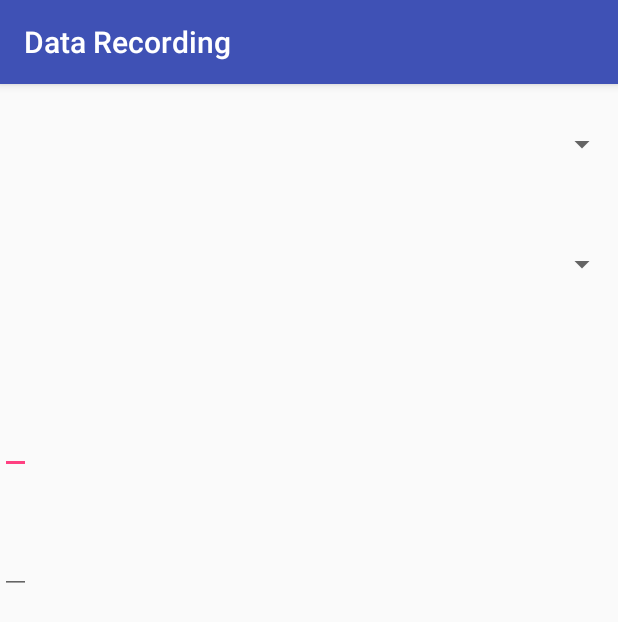
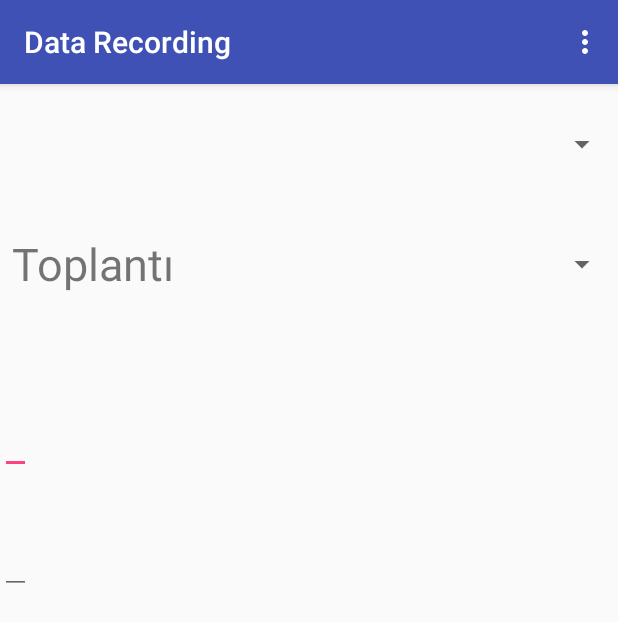
Before and after one commit to BegumYazici/learning-DataRecording, an Android app: the screen it shows after launch (MainActivity), on a phone screen of 412 x 824 dp. Shown: the top 622 px of the screen. Run offline under Robolectric (Android 15) with nearby library versions, the phone set to English and light mode, and no system bars.

```diff
--- a/app/DataRecording/app/src/main/AndroidManifest.xml
+++ b/app/DataRecording/app/src/main/AndroidManifest.xml
@@ -8,7 +8,7 @@
         android:label="@string/app_name"
         android:supportsRtl="true"
         android:theme="@style/AppTheme">
-        <activity android:name=".MainActivity">
+        <activity android:name=".DAL.MainActivity">
             <intent-filter>
                 <action android:name="android.intent.action.MAIN" />
 
--- /dev/null
+++ b/app/DataRecording/app/src/main/java/datarecording/begi/com/datarecording/DAL/MainActivity.java
@@ -0,0 +1,227 @@
+package datarecording.begi.com.datarecording.DAL;
+
+import android.support.v7.app.AppCompatActivity;
+import android.os.Bundle;
+import android.util.Log;
+import android.view.Menu;
+import android.view.MenuItem;
+import android.view.View;
+import android.widget.AdapterView;
+import android.widget.Button;
+import android.widget.EditText;
+import android.widget.LinearLayout;
+import android.widget.Spinner;
+import android.widget.TextView;
+
+import datarecording.begi.com.datarecording.DAL.Entities.EntityBase;
+import datarecording.begi.com.datarecording.DAL.Entities.HatirlatmaEntity;
+import datarecording.begi.com.datarecording.DAL.Entities.KategoriEntity;
+import datarecording.begi.com.datarecording.DAL.PL.HatirlatmaAdapter;
+import datarecording.begi.com.datarecording.DAL.PL.KategoriAdapter;
+import datarecording.begi.com.datarecording.DAL.Repositories.IRepository;
+import datarecording.begi.com.datarecording.DAL.Repositories.RepositoryContainer;
+import datarecording.begi.com.datarecording.DAL.Repositories.RepositoryNames;
+import datarecording.begi.com.datarecording.R;
+
+public class MainActivity extends AppCompatActivity {
+
+    private LinearLayout pnlMain;
+    private Spinner spnCategory, spnID;
+    private EditText txtText, txtDate;
+
+    private RepositoryContainer repositoryContainer;
+    private IRepository repository;
+    private boolean ins_upd_flg = false;
+    private int cat_id = 0, sel_id = 0;
+
+    private void init()
+    {
+        repositoryContainer = RepositoryContainer.create(this);
+
+        pnlMain = (LinearLayout) findViewById(R.id.pnlMain);
+        spnCategory = (Spinner) findViewById(R.id.spnCategory);
+        spnID = (Spinner) findViewById(R.id.spnID);
+        txtText = (EditText) findViewById(R.id.txtText);
+        txtDate = (EditText) findViewById(R.id.txtDate);
+    }
+
+    // Kategorilerin alınması
+    private void BuildCategories()
+    {
+        repository = repositoryContainer.getRepository(RepositoryNames.CATEGORY);
+        if (repository.getCount()== 0) {
+            repository.Add(new KategoriEntity(0, "Toplantı"));
+            repository.Add(new KategoriEntity(0, "Eğitim"));
+            repository.Add(new KategoriEntity(0, "Ders"));
+            repository.Add(new KategoriEntity(0, "Özel Gün"));
+        }
+    }
+
+    // Kategorilerin spinner'a bind edilmesi
+    public void BindToCategorySpinner()
+    {
+        repository = repositoryContainer.getRepository(RepositoryNames.CATEGORY);
+        KategoriAdapter adp = new KategoriAdapter(this, repository.getResult());
+        spnCategory.setAdapter(adp);
+    }
+
+    // Hatırlatmaların spinner'a bind edilmesi
+    public void BindToHatirlatmaSpinner()
+    {
+        repository = repositoryContainer.getRepository(RepositoryNames.TODO);
+        HatirlatmaAdapter adp = new HatirlatmaAdapter(this, repository.getResult());
+        spnID.setAdapter(adp);
+    }
+
+    // Hatırlatma seçimi
+    private void spnID_Selection()
+    {
+        spnID.setOnItemSelectedListener(new AdapterView.OnItemSelectedListener()
+                                        {
+                                            @Override
+                                            public void onItemSelected(AdapterView<?> parent, View view,
+                                                                       int position, long id)
+                                            {
+                                                TextView tID = (TextView) view;
+                                                sel_id = Integer.parseInt(tID.getText().toString());
+                                                repository = repositoryContainer.getRepository(RepositoryNames.TODO);
+                                                DisplayEntity(repository.getRecord(sel_id));
+                                                ins_upd_flg = false;
+
+                                            }
+
+                                            @Override
+                                            public void onNothingSelected(AdapterView<?> parent)
+                                            {
+
+                                            }
+                                        }
+
+
+        );
+    }
+
+    // Kategori seçimi
+    private void spnCategory_Selection()
+    {
+        spnCategory.setOnItemSelectedListener(new AdapterView.OnItemSelectedListener()
+                                              {
+                                                  @Override
+                                                  public void onItemSelected(AdapterView<?> parent, View view,
+                                                                             int position, long id)
+                                                  {
+                                                      LinearLayout p = (LinearLayout) view;
+                                                      TextView tID = (TextView) p.getChildAt(0);
+                                                      cat_id = Integer.parseInt(tID.getText().toString());
+
+                                                  }
+
+                                                  @Override
+                                                  public void onNothingSelected(AdapterView<?> parent)
+                                                  {
+
+                                                  }
+                                              }
+
+
+        );
+    }
+
+    private void registerHandlers()
+    {
+        spnID_Selection();
+        spnCategory_Selection();
+    }
+
+    // HatırlatmaEntity nesnesinin ekranda gösterimi
+    private void DisplayEntity(EntityBase e)
+    {
+        HatirlatmaEntity he = (HatirlatmaEntity) e;
+
+        txtDate.setText(he.getTarih());
+        txtText.setText(he.getMetin());
+
+        // Hatırlatmaya ait kategorinin spinner'da seçili hale getirilmesi
+        for (int i = 0; i <= spnCategory.getCount() - 1; ++i) {
+            KategoriEntity itm = (KategoriEntity) spnCategory.getItemAtPosition(i);
+
+            if (he.getKategori() == itm.getID()) {
+                spnCategory.setSelection(i);
+                break;
+            }
+        }
+    }
+
+    // Ekrandaki alanlardan bir HatirlatmaEntity elde edilmesi
+    private EntityBase GetEntityFromScreen(int id)
+    {
+        HatirlatmaEntity he = new HatirlatmaEntity(id,
+                txtText.getText().toString(),
+                cat_id,
+                txtDate.getText().toString());
+        return he;
+    }
+
+
+    @Override
+    protected void onCreate(Bundle savedInstanceState)
+    {
+        super.onCreate(savedInstanceState);
+        setContentView(R.layout.activity_main);
+
+        try {
+            init();
+            BuildCategories();
+            BindToCategorySpinner();
+            BindToHatirlatmaSpinner();
+            registerHandlers();
+        }
+        catch (Exception exc)
+        {
+            Log.e("Activity:onCreate", exc.getMessage());
+        }
+    }
+
+    // Silme işlemi
+    public void mnuDelete_Click(MenuItem m)
+    {
+        if (!ins_upd_flg) {
+            repository.Delete(sel_id);
+            BindToHatirlatmaSpinner();
+        }
+    }
+
+    // ins_upd_flg'nin değerine göre insert | update işlemi
+    public void mnuSave_Click(MenuItem m)
+    {
+        repository = repositoryContainer.getRepository(RepositoryNames.TODO);
+        if (ins_upd_flg) {
+            repository.Add(GetEntityFromScreen(0));
+            BindToHatirlatmaSpinner();
+        } else {
+            repository.Update(GetEntityFromScreen(sel_id));
+            BindToHatirlatmaSpinner();
+        }
+    }
+
+    // Ekranın temizlenmesi
+    public void mnuClear_Click(MenuItem m)
+    {
+        ins_upd_flg = true;
+        spnCategory.setSelection(0);
+
+        for (int i = 0; i <= pnlMain.getChildCount() - 1; ++i) {
+            View v = pnlMain.getChildAt(i);
+
+            if (v instanceof EditText) {
+                ((EditText) v).setText("");
+            }
+        }
+    }
+
+    public boolean onCreateOptionsMenu(Menu m)
+    {
+        this.getMenuInflater().inflate(R.menu.menu_main, m);
+        return true;
+    }
+}
--- /dev/null
+++ b/app/DataRecording/app/src/main/java/datarecording/begi/com/datarecording/DAL/PL/HatirlatmaAdapter.java
@@ -0,0 +1,57 @@
+package datarecording.begi.com.datarecording.DAL.PL;
+
+import android.content.Context;
+import android.view.View;
+import android.view.ViewGroup;
+import android.widget.BaseAdapter;
+import android.widget.TextView;
+
+import java.util.Vector;
+
+import datarecording.begi.com.datarecording.DAL.Entities.EntityBase;
+import datarecording.begi.com.datarecording.DAL.Entities.HatirlatmaEntity;
+
+/**
+ * Created by asus1 on 3.11.2017.
+ */
+public class HatirlatmaAdapter extends BaseAdapter {
+
+    private Context context;
+    private Vector<EntityBase> model;
+
+    public HatirlatmaAdapter(Context context, Vector<EntityBase> model)
+    {
+        this.context = context;
+        this.model = model;
+    }
+
+    @Override
+    public int getCount()
+    {
+        return model.size();
+    }
+
+    @Override
+    public Object getItem(int position)
+    {
+        return model.get(position);
+    }
+
+    @Override
+    public long getItemId(int position)
+    {
+        return ((HatirlatmaEntity) getItem(position)).getID();
+    }
+
+    @Override
+    public View getView(int position, View convertView, ViewGroup parent)
+    {
+        HatirlatmaEntity ke = (HatirlatmaEntity) getItem(position);
+
+        TextView tID = new TextView(context);
+        tID.setHeight(90);
+        tID.setText(String.valueOf(ke.getID()));
+
+        return tID;
+    }
+}
--- /dev/null
+++ b/app/DataRecording/app/src/main/java/datarecording/begi/com/datarecording/DAL/PL/KategoriAdapter.java
@@ -0,0 +1,63 @@
+package datarecording.begi.com.datarecording.DAL.PL;
+
+import android.content.Context;
+import android.view.View;
+import android.view.ViewGroup;
+import android.widget.BaseAdapter;
+import android.widget.LinearLayout;
+import android.widget.TextView;
+
+import java.util.Vector;
+
+import datarecording.begi.com.datarecording.DAL.Entities.EntityBase;
+import datarecording.begi.com.datarecording.DAL.Entities.KategoriEntity;
+
+/**
+ * Created by asus1 on 3.11.2017.
+ */
+public class KategoriAdapter extends BaseAdapter {
+
+    private Context context;
+    private Vector<EntityBase> model;
+
+    public KategoriAdapter(Context context, Vector<EntityBase> model)
+    {
+        this.context = context;
+        this.model = model;
+    }
+
+    @Override
+    public int getCount()
+    {
+        return model.size();
+    }
+
+    @Override
+    public Object getItem(int position)
+    {
+        return model.get(position);
+    }
+
+    @Override
+    public long getItemId(int position)
+    {
+        return ((KategoriEntity) getItem(position)).getID();
+    }
+
+    @Override
+    public View getView(int position, View convertView, ViewGroup parent)
+    {
+        KategoriEntity ke = (KategoriEntity) getItem(position);
+        LinearLayout p = new LinearLayout(context);
+        p.setOrientation(LinearLayout.HORIZONTAL);
+        TextView tID = new TextView(context);
+        tID.setText(String.valueOf(ke.getID()));
+        tID.setVisibility(View.INVISIBLE);
+        TextView tAciklama = new TextView(context);
+        tAciklama.setText(ke.getAciklama());
+        tAciklama.setTextSize(30);
+        p.addView(tID);
+        p.addView(tAciklama);
+        return p;
+    }
+}
--- a/app/DataRecording/app/src/main/java/datarecording/begi/com/datarecording/DAL/Repositories/DbGateway.java
+++ b/app/DataRecording/app/src/main/java/datarecording/begi/com/datarecording/DAL/Repositories/DbGateway.java
@@ -6,20 +6,20 @@ import android.database.sqlite.SQLiteOpenHelper;
 import android.util.Log;
 
 /**
- * Created by asus1 on 2.11.2017.
+ * Created by aykut on 27.2.2015.
  */
-public class DbGateway extends SQLiteOpenHelper{
-
+public class DbGateway extends SQLiteOpenHelper
+{
     public DbGateway(Context context, String dbname, SQLiteDatabase.CursorFactory cf, int version)
     {
         super(context, dbname, cf, version);
     }
 
-
     @Override
-    public void onCreate(SQLiteDatabase db) {
-        db.execSQL("Create table Kategoriler(No INTEGER PRIMARY KEY, Aciklama TEXT);");
-        db.execSQL("Create table Hatirlatmalar(_id INTEGER PRIMARY KEY, Metin TEXT, Kategori NUMBER, Tarih TEXT);");
+    public void onCreate(SQLiteDatabase db)
+    {
+        db.execSQL("Create Table Kategoriler(No INTEGER PRIMARY KEY, Aciklama TEXT);");
+        db.execSQL("Create Table Hatirlatmalar(_id  INTEGER PRIMARY KEY, Metin TEXT, Kategori NUMBER, Tarih TEXT)");
     }
 
     @Override
--- a/app/DataRecording/app/src/main/java/datarecording/begi/com/datarecording/DAL/Repositories/IRepository.java
+++ b/app/DataRecording/app/src/main/java/datarecording/begi/com/datarecording/DAL/Repositories/IRepository.java
@@ -5,6 +5,7 @@ import android.content.Context;
 import java.util.Vector;
 
 import datarecording.begi.com.datarecording.DAL.Entities.EntityBase;
+import datarecording.begi.com.datarecording.DAL.Repositories.DbGateway;
 
 /**
  * Created by asus1 on 2.11.2017.
--- a/app/DataRecording/app/src/main/res/layout/activity_main.xml
+++ b/app/DataRecording/app/src/main/res/layout/activity_main.xml
@@ -5,19 +5,25 @@
     android:layout_width="match_parent"
     android:layout_height="match_parent"
     android:orientation="vertical"
-    tools:context="datarecording.begi.com.datarecording.MainActivity">
+    tools:context=".DAL.MainActivity">
 
     <Spinner
-        android:id="@+id/spnId"
+        android:id="@+id/spnID"
+        android:prompt="@string/prm2"
         android:layout_width="match_parent"
         android:layout_height="80dp"
-        android:spinnerMode="dialog"></Spinner>
+        android:spinnerMode="dialog">
+
+    </Spinner>
 
     <Spinner
         android:id="@+id/spnCategory"
+        android:prompt="@string/prm1"
         android:layout_width="match_parent"
         android:layout_height="80dp"
-        android:spinnerMode="dropdown"></Spinner>
+        android:spinnerMode="dropdown">
+
+    </Spinner>
 
     <EditText
         android:id="@+id/txtText"
--- /dev/null
+++ b/app/DataRecording/app/src/main/res/menu/menu_main.xml
@@ -0,0 +1,23 @@
+<menu xmlns:android="http://schemas.android.com/apk/res/android"
+      xmlns:tools="http://schemas.android.com/tools"
+      tools:context=".MainActivity">
+
+    <item
+        android:id="@+id/mnuSave"
+        android:title="Kaydet"
+        android:onClick="mnuSave_Click"
+    />
+
+    <item
+        android:id="@+id/mnuClear"
+        android:title="Temizle"
+        android:onClick="mnuClear_Click"
+        />
+
+    <item
+        android:id="@+id/mnuDelete"
+        android:title="Sil"
+        android:onClick="mnuDelete_Click"
+        />
+
+</menu>
--- a/app/DataRecording/app/src/main/res/values/strings.xml
+++ b/app/DataRecording/app/src/main/res/values/strings.xml
@@ -1,3 +1,7 @@
 <resources>
     <string name="app_name">Data Recording</string>
+
+    <string name="prm1">Kategori seçiniz</string>
+
+    <string name="prm2">Hatırlatma seçiniz</string>
 </resources>
```
Also changed, not shown: app/DataRecording/app/src/main/java/datarecording/begi/com/datarecording/MainActivity.java (deleted, +0 -55 lines).
